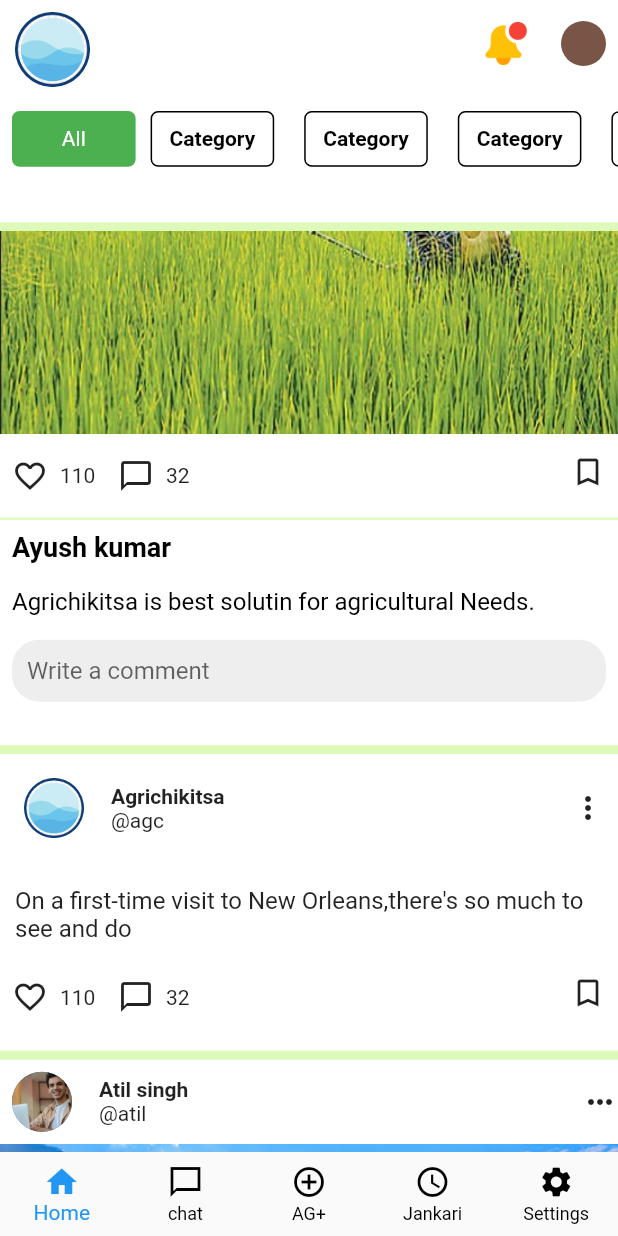
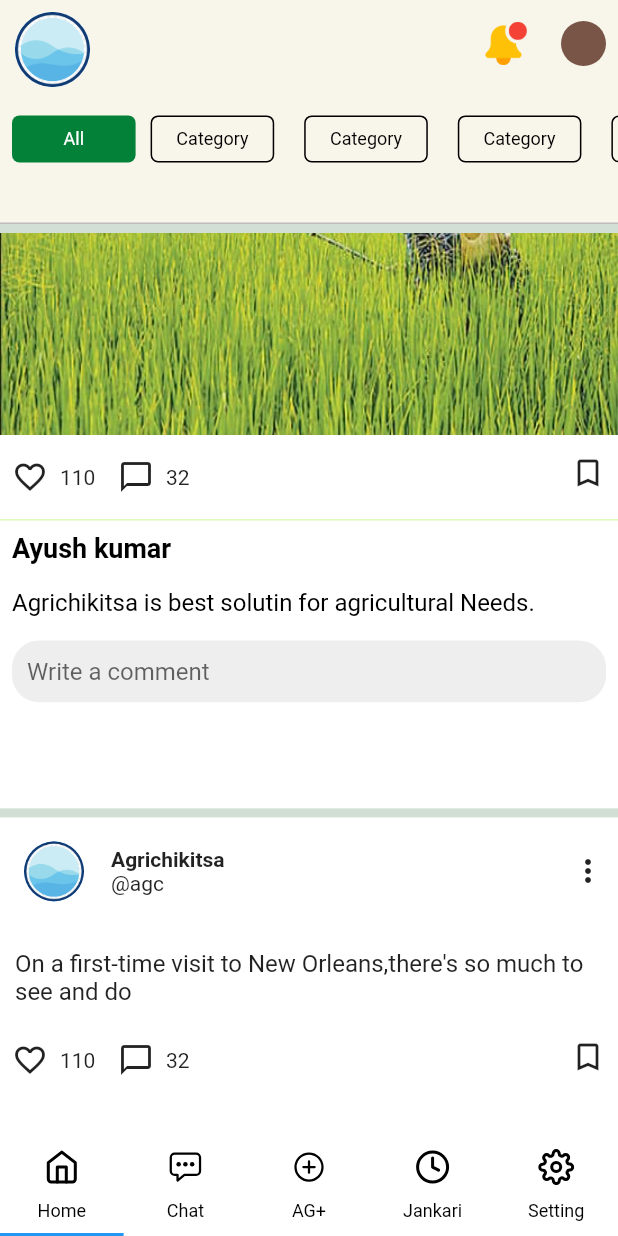
Before and after one commit to ayushya001/Assignment, a Flutter app: the screen it shows after launch, scrolled down 576 dp, on a phone screen of 412 x 824 dp. Run offline on Flutter 3.47's test engine with Material 2 defaults, Android fonts, the phone set to English and light mode, and no system bars; our stand-ins replace flutter_font_icons.

Commit message:
final commit

```diff
--- a/lib/Pages/homepage.dart
+++ b/lib/Pages/homepage.dart
@@ -1,17 +1,36 @@
 import 'package:assignment1/Pages/scrolldesign.dart';
 import 'package:flutter/foundation.dart';
 import 'package:flutter/material.dart';
+import 'package:flutter_font_icons/flutter_font_icons.dart';
 
-class Homepage extends StatelessWidget {
+class Homepage extends StatefulWidget {
   const Homepage({Key? key}) : super(key: key);
 
+  @override
+  State<Homepage> createState() => _HomepageState();
+}
+
+class _HomepageState extends State<Homepage>
+    with SingleTickerProviderStateMixin {
+  late TabController tabController;
+
+  @override
+  void initState() {
+    super.initState();
+    tabController = TabController(length: 5, vsync: this);
+  }
+
+  @override
+  void dispose() {
+    super.dispose();
+    tabController.dispose();
+  }
 
   Widget buildBox(BuildContext context, String text) {
     return Container(
-      width: MediaQuery.of(context ).size.width * 0.2,
-      height: MediaQuery.of(context).size.height * 0.045,
+      width: MediaQuery.of(context).size.width * 0.2,
+      height: MediaQuery.of(context).size.height * 0.038,
       decoration: BoxDecoration(
-
         borderRadius: BorderRadius.circular(5),
         border: Border.all(
           color: Colors.black,
@@ -24,8 +43,8 @@ class Homepage extends StatelessWidget {
           text,
           style: TextStyle(
             color: Colors.black,
-            // fontSize: 16,
-            fontWeight: FontWeight.bold,
+            fontSize: 12,
+            fontWeight: FontWeight.normal,
           ),
         ),
       ),
@@ -34,47 +53,20 @@ class Homepage extends StatelessWidget {
 
   @override
   Widget build(BuildContext context) {
-    return  Scaffold(
-        bottomNavigationBar: BottomNavigationBar(
-          type: BottomNavigationBarType.fixed,
-          unselectedItemColor: Colors.black,
-          items: [
-            BottomNavigationBarItem(
-              icon: Icon(Icons.home),
-              label: 'Home',
-
-            ),
-            BottomNavigationBarItem(
-              icon: Icon(Icons.chat_bubble_outline_sharp),
-              label: 'chat',
-            ),
-            BottomNavigationBarItem(
-              icon: Icon(Icons.add_circle_outline),
-              label: 'AG+',
-            ),
-            BottomNavigationBarItem(
-              icon: Icon(Icons.access_time),
-              label: 'Jankari',
-            ),
-
-            BottomNavigationBarItem(
-              icon: Icon(Icons.settings),
-              label: 'Settings',
-            ),
-          ],
-        ),
+    return Scaffold(
       body: Column(
         children: [
           SafeArea(
             child: Container(
-              height: MediaQuery.of(context).size.height*0.18,
-              color: Colors.white,
+              height: MediaQuery.of(context).size.height * 0.18,
+              // color: Colors.yellowAccent,
+              color: Color(0x4af3e8c4),
               child: Column(
                 children: [
                   Row(
                     children: [
                       Padding(
-                        padding: const EdgeInsets.only(top: 8,left: 10),
+                        padding: const EdgeInsets.only(top: 8, left: 10),
                         child: CircleAvatar(
                           radius: 25.0,
                           backgroundImage: AssetImage('assets/images/logo.png'),
@@ -83,19 +75,16 @@ class Homepage extends StatelessWidget {
                       Spacer(),
                       Padding(
                         padding: const EdgeInsets.all(8.0),
-                        child:Container(
-                          height:
-                          MediaQuery.of(context).size.height * 0.035,
+                        child: Container(
+                          height: MediaQuery.of(context).size.height * 0.035,
                           width: MediaQuery.of(context).size.width * 0.1,
                           decoration: BoxDecoration(
                             image: DecorationImage(
-                              image: AssetImage(
-                                  "assets/images/notification.png"),
-
+                              image:
+                                  AssetImage("assets/images/notification.png"),
                             ),
                           ),
                         ),
-
 
                         // Icon(Icons.notification_add_rounded,
                         // size: 30),
@@ -105,17 +94,15 @@ class Homepage extends StatelessWidget {
                         child: CircleAvatar(
                           radius: 15.0,
                           backgroundColor: Colors.brown,
-
                         ),
                       ),
-
-
                     ],
                   ),
-                  SizedBox(height: MediaQuery.of(context).size.height*0.002,),
+                  SizedBox(
+                    height: MediaQuery.of(context).size.height * 0.002,
+                  ),
                   Container(
-                    color: Colors.white,
-                    height: MediaQuery.of(context).size.height*0.08,
+                    height: MediaQuery.of(context).size.height * 0.08,
                     child: SingleChildScrollView(
                       scrollDirection: Axis.horizontal,
                       physics: BouncingScrollPhysics(),
@@ -124,19 +111,16 @@ class Homepage extends StatelessWidget {
                           Padding(
                             padding: const EdgeInsets.only(left: 8),
                             child: Container(
-                              width: MediaQuery.of(context).size.width*0.2,
-                              height:  MediaQuery.of(context).size.height*0.045,
-
+                              width: MediaQuery.of(context).size.width * 0.2,
+                              height: MediaQuery.of(context).size.height * 0.038,
                               decoration: BoxDecoration(
-                                color: Colors.green,
-                                borderRadius: BorderRadius.circular(5)
-                              ),
+                                  color: Color(0xff048138),
+                                  borderRadius: BorderRadius.circular(5)),
                               child: Center(
                                 child: Text(
                                   "All",
-                                  style: TextStyle(
-                                    color: Colors.white
-                                  ),
+                                  style: TextStyle(color: Colors.white,
+                                  fontSize: 12),
                                 ),
                               ),
                             ),
@@ -147,29 +131,71 @@ class Homepage extends StatelessWidget {
                           buildBox(context, "Category"),
                           buildBox(context, "Category"),
                           buildBox(context, "Category"),
-
-
                         ],
                       ),
                     ),
                   )
-
                 ],
               ),
             ),
           ),
+          Container(
+            height: 1,
+            decoration: BoxDecoration(
+              border: Border(
+                bottom: BorderSide(
+                  color: Color(0x564d3d3d),
+                  width: 1,
+                ),
+              ),
+            ),
+          ),
           Expanded(
-              child:Container(
-                decoration: BoxDecoration(
-                  color:  Color(0xFFDEFABB),
+            child: Container(
+              decoration: BoxDecoration(
+                color: Color(0x6B99B9A2),
+              ),
+              child: Padding(
+                padding: const EdgeInsets.only(top: 6.0),
+                child: Scrolldesign(),
+              ),
+            ),
+          ),
+          Container(
+            height: MediaQuery.of(context).size.height * 0.08,
+            color: Colors.white,
+            child: TabBar(
+              unselectedLabelColor: Colors.black,
+              labelColor: Colors.black,
+              labelStyle: TextStyle(fontWeight: FontWeight.normal,
+              fontSize: 12),
+              tabs: <Widget>[
+                Tab(
+                  icon: Icon(
+                    Feather.home,
+                  ),
+                  text: "Home",
                 ),
-                child: Padding(
-                  padding: const EdgeInsets.only(top: 6.0),
-                  child: Scrolldesign(),
+                Tab(
+                  icon: Icon(Ionicons.chatbox_ellipses_outline),
+                  text: "Chat",
                 ),
-              )
+                Tab(
+                  icon: Icon(Ionicons.add_circle_outline),
+                  text: "AG+",
+                ),
+                Tab(
+                  icon: Icon(Feather.clock),
+                  text: "Jankari",
+                ),
+                Tab(
+                  icon: Icon(Feather.settings),
+                  text: "Setting",
+                ),
+              ],
+              controller: tabController,
+            ),
           ),
-
         ],
       ),
     );
--- a/lib/Pages/scrolldesign.dart
+++ b/lib/Pages/scrolldesign.dart
@@ -10,16 +10,16 @@ class Scrolldesign extends StatelessWidget {
   Container buildCropBox(BuildContext context) {
     return Container(
       height: MediaQuery.of(context).size.height * 0.15,
-      width: MediaQuery.of(context).size.width * 0.25,
+      width: MediaQuery.of(context).size.width * 0.28,
       decoration: BoxDecoration(
-        color: Colors.grey,
+        color: Color(0xFFECECEC),
         borderRadius: BorderRadius.circular(10),
       ),
       child: Column(
         children: [
           Container(
             height: MediaQuery.of(context).size.height * 0.12,
-            width: MediaQuery.of(context).size.width * 0.1,
+            width: MediaQuery.of(context).size.width * 0.15,
             decoration: BoxDecoration(
               image: DecorationImage(
                 image: AssetImage("assets/images/leaf2.png"),
@@ -42,8 +42,13 @@ class Scrolldesign extends StatelessWidget {
       height: MediaQuery
           .of(context)
           .size
-          .height * 0.67,
+          .height * 0.72,
       color: Colors.white,
+      child: Container(
+        height: MediaQuery
+            .of(context)
+            .size
+            .height * 0.70,
         child: Column(
           crossAxisAlignment: CrossAxisAlignment.start,
           children: [
@@ -69,7 +74,7 @@ class Scrolldesign extends StatelessWidget {
                     ],
                   ),
                   Spacer(),
-                Icon(Icons.more_horiz)
+                  Icon(Icons.more_vert)
                 ],
               ),
             ),
@@ -107,7 +112,7 @@ class Scrolldesign extends StatelessWidget {
             ),
             SizedBox(height: 8),
             Container(
-            height: 1.5,
+              height: 1,
               width: double.infinity,
               color: Color(0xFFDEFABB),
             ),
@@ -153,6 +158,7 @@ class Scrolldesign extends StatelessWidget {
             ),
             SizedBox(height: 8),
           ],
+        ),
       ),
     );
   }
@@ -208,7 +214,8 @@ class Scrolldesign extends StatelessWidget {
                           width: MediaQuery.of(context).size.width * 0.18,
                           height: MediaQuery.of(context).size.height * 0.040,
                           decoration: BoxDecoration(
-                              color: Colors.green,
+                              color: Color(0xff048138),
+
                               borderRadius: BorderRadius.circular(12)),
                           child: Center(
                             child: Text(
@@ -291,18 +298,19 @@ class Scrolldesign extends StatelessWidget {
                         ),
                         Container(
                           height: MediaQuery.of(context).size.height * 0.15,
-                          width: MediaQuery.of(context).size.width * 0.25,
+                          width: MediaQuery.of(context).size.width * 0.28,
                           decoration: BoxDecoration(
-                            color: Colors.grey,
+                            color: Color(0xFFECECEC),
+
                             borderRadius: BorderRadius.circular(10),
                           ),
                           child: Column(
                             children: [
                               Container(
-                                height:
-                                    MediaQuery.of(context).size.height * 0.12,
-                                width: MediaQuery.of(context).size.width * 0.1,
+                                height: MediaQuery.of(context).size.height * 0.12,
+                                width: MediaQuery.of(context).size.width * 0.15,
                                 decoration: BoxDecoration(
+
                                   image: DecorationImage(
                                     image: AssetImage(
                                         "assets/images/blackleaf2.png"),
@@ -328,9 +336,12 @@ class Scrolldesign extends StatelessWidget {
           buidCropimage(context, "Ayush kumar", "@ayush", "assets/images/person.png", "assets/images/crop2.jpg"),
           SizedBox(height: 6),
           Container(
-            height: MediaQuery.of(context).size.height * 0.24,
+            height: MediaQuery.of(context).size.height * 0.28,
             width: double.infinity,
             color: Colors.white,
+            child: Container(
+              height: MediaQuery.of(context).size.height * 0.26,
+              width: double.infinity,
               child: Column(
                 children: [
                   Padding(
@@ -393,6 +404,7 @@ class Scrolldesign extends StatelessWidget {
 
               ),
             ),
+          ),
           SizedBox(height: 6),
           buidCropimage(context, "Atil singh", "@atil", "assets/images/person2.jpg", "assets/images/crops3.jpg")
         ],
--- a/lib/main.dart
+++ b/lib/main.dart
@@ -1,4 +1,5 @@
 import 'package:flutter/material.dart';
+import 'package:flutter/services.dart';
 
 import 'Pages/homepage.dart';
 
@@ -10,8 +11,15 @@ class MyApp extends StatelessWidget {
   const MyApp({super.key});
 
   // This widget is the root of your application.
+
   @override
   Widget build(BuildContext context) {
+    SystemChrome.setSystemUIOverlayStyle(
+      SystemUiOverlayStyle(
+        statusBarColor: Color(0x7bf3e8c4),
+      ),
+    );
+
     return MaterialApp(
       debugShowCheckedModeBanner: false, // set to false to remove debug banner
       routes: {
```
Lines whose indentation alone changed are shown as unchanged.
